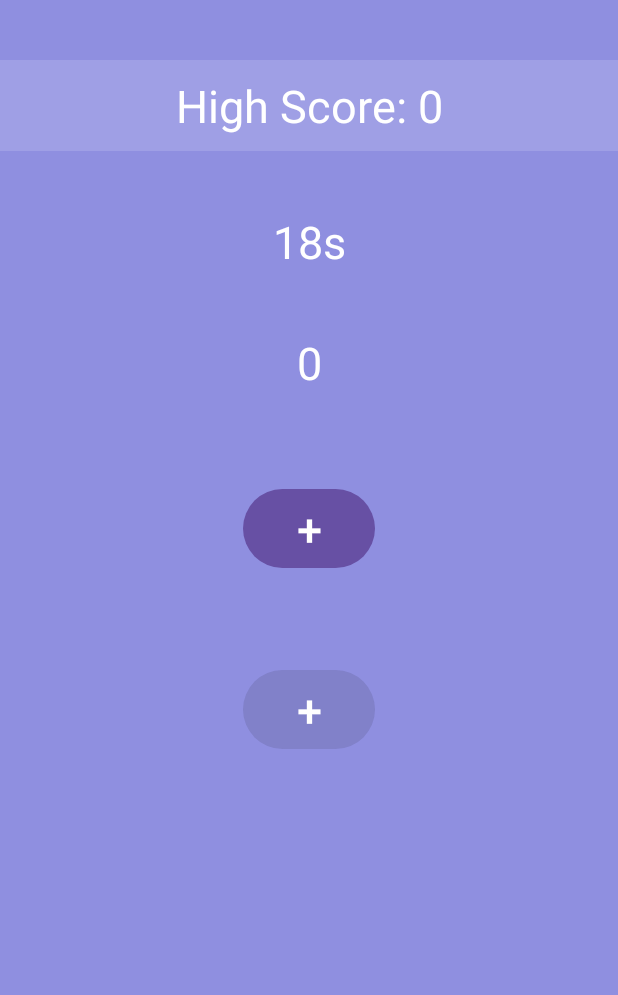
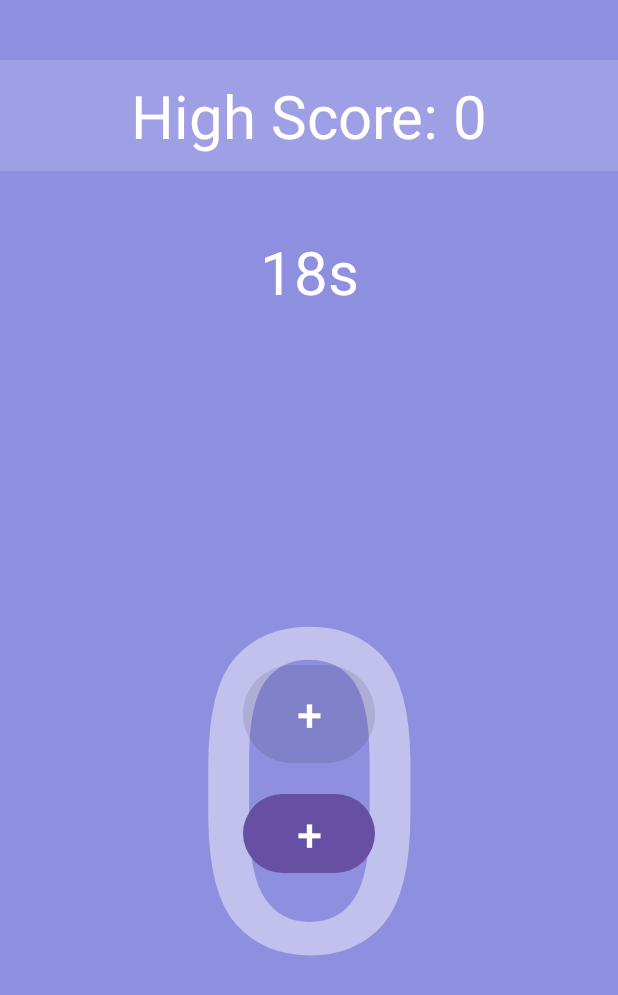
Before and after one commit to gabegaglio/ClickerGame, an Android app: the screen it shows after launch (MainActivity), after a tap on "Start", on a phone screen of 412 x 824 dp. Shown: the top 995 px of the screen. Run offline under Robolectric (Android 15) with nearby library versions, the phone set to English and light mode, and no system bars.

Commit message:
styling changes

```diff
--- a/app/src/main/res/layout/activity_main.xml
+++ b/app/src/main/res/layout/activity_main.xml
@@ -1,10 +1,11 @@
 <?xml version="1.0" encoding="utf-8"?>
-<androidx.constraintlayout.widget.ConstraintLayout xmlns:android="http://schemas.android.com/apk/res/android"
+<LinearLayout xmlns:android="http://schemas.android.com/apk/res/android"
     xmlns:app="http://schemas.android.com/apk/res-auto"
     xmlns:tools="http://schemas.android.com/tools"
     android:id="@+id/main"
     android:layout_width="match_parent"
     android:layout_height="match_parent"
+    android:orientation="vertical"
     tools:context=".MainActivity">
 
     <LinearLayout
@@ -23,7 +24,7 @@
             android:paddingVertical="10dp"
             android:text="High Score: 0"
             android:textColor="#FFFFFF"
-            android:textSize="30sp" />
+            android:textSize="40sp" />
 
         <TextView
             android:id="@+id/timer"
@@ -31,17 +32,45 @@
             android:layout_height="wrap_content"
             android:layout_marginTop="40dp"
             android:gravity="center"
-            android:text="Time: 20s"
+            android:text="20s"
             android:textColor="#FFFFFF"
-            android:textSize="30sp" />
+            android:textSize="40sp" />
+
+        <FrameLayout
+            android:id="@+id/frame"
+            android:layout_width="match_parent"
+            android:layout_height="match_parent">
 
             <TextView
                 android:id="@+id/counter"
                 android:layout_width="match_parent"
+                android:layout_height="match_parent"
+                android:gravity="center"
+                android:hapticFeedbackEnabled="true"
+                android:text=" 0"
+                android:textColor="#72FFFFFF"
+                android:textSize="300sp" />
+
+            <Button
+                android:id="@+id/startBtn"
+                android:layout_width="wrap_content"
                 android:layout_height="wrap_content"
-            android:layout_marginTop="40dp"
+                android:layout_gravity="bottom|center"
                 android:gravity="center"
-            android:text="Clicks: 0"
+                android:hapticFeedbackEnabled="true"
+                android:text="Start"
+                android:textColor="#FFFFFF"
+                android:textSize="40sp" />
+
+            <Button
+                android:id="@+id/counterBtn2"
+                android:layout_width="wrap_content"
+                android:layout_height="73dp"
+                android:layout_gravity="center"
+                android:layout_marginBottom="40dp"
+                android:gravity="center"
+                android:hapticFeedbackEnabled="true"
+                android:text="+"
                 android:textColor="#FFFFFF"
                 android:textSize="30sp" />
 
@@ -50,36 +79,15 @@
                 android:layout_width="wrap_content"
                 android:layout_height="wrap_content"
                 android:layout_gravity="center"
-            android:layout_marginTop="60dp"
+                android:layout_marginTop="40dp"
                 android:gravity="center"
                 android:hapticFeedbackEnabled="true"
                 android:text="+"
                 android:textColor="#FFFFFF"
                 android:textSize="30sp" />
 
-        <Button
-            android:id="@+id/counterBtn2"
-            android:layout_width="wrap_content"
-            android:layout_height="wrap_content"
-            android:layout_gravity="center"
-            android:layout_marginTop="60dp"
-            android:gravity="center"
-            android:hapticFeedbackEnabled="true"
-            android:text="+"
-            android:textColor="#FFFFFF"
-            android:textSize="30sp" />
+        </FrameLayout>
 
-        <Button
-            android:id="@+id/startBtn"
-            android:layout_width="wrap_content"
-            android:layout_height="wrap_content"
-            android:layout_gravity="center"
-            android:layout_marginTop="140dp"
-            android:gravity="center"
-            android:hapticFeedbackEnabled="true"
-            android:text="Start"
-            android:textColor="#FFFFFF"
-            android:textSize="30sp" />
     </LinearLayout>
 
-</androidx.constraintlayout.widget.ConstraintLayout>
+</LinearLayout>
```
Lines whose indentation alone changed are shown as unchanged.
